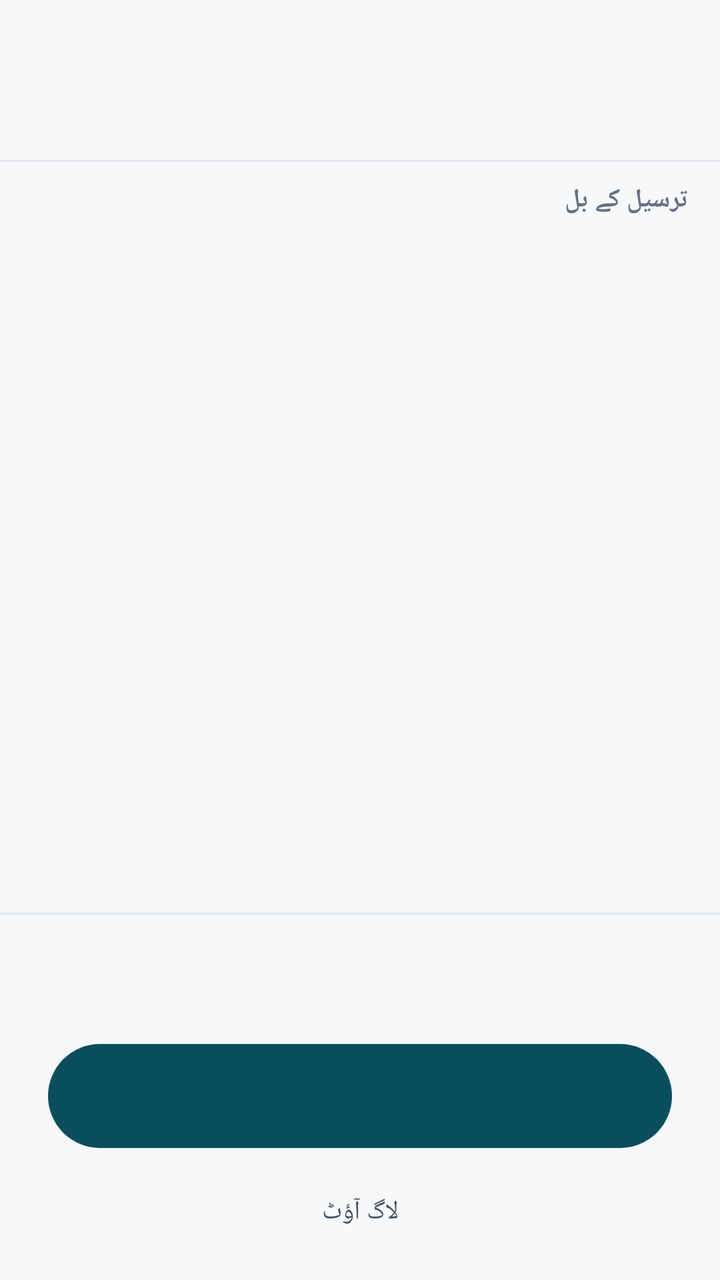
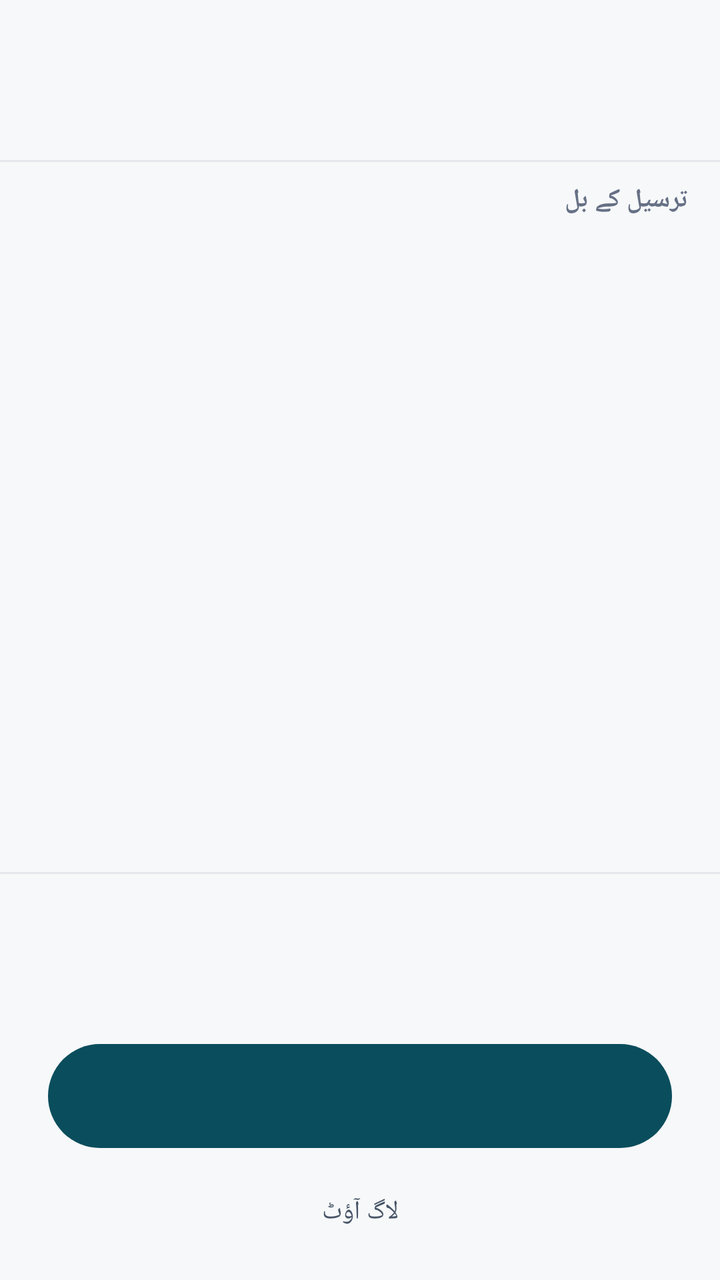

Before-and-after screenshots of an Android layout around one commit, followed by the original layout XML and the change that was made.
<!-- AndroidManifest.xml: application theme Theme.TaxNestRider -->
<!-- res/layout/activity_main.xml -->
<?xml version="1.0" encoding="utf-8"?>
<LinearLayout xmlns:android="http://schemas.android.com/apk/res/android"
    android:layout_width="match_parent"
    android:layout_height="match_parent"
    android:orientation="vertical"
    android:background="#F6F8F9">

    
    <LinearLayout
        android:layout_width="match_parent"
        android:layout_height="wrap_content"
        android:orientation="vertical"
        android:paddingStart="24dp"
        android:paddingEnd="24dp"
        android:paddingTop="18dp"
        android:paddingBottom="10dp">

        <TextView
            android:id="@+id/welcomeText"
            android:layout_width="match_parent"
            android:layout_height="wrap_content"
            android:textSize="20sp"
            android:textStyle="bold"
            android:textColor="#0A4D5C" />

        <TextView
            android:id="@+id/summaryText"
            android:layout_width="match_parent"
            android:layout_height="wrap_content"
            android:layout_marginTop="6dp"
            android:textSize="14sp"
            android:lineSpacingExtra="4dp"
            android:textColor="#344054" />

        
        <LinearLayout
            android:id="@+id/updateRow"
            android:layout_width="match_parent"
            android:layout_height="wrap_content"
            android:layout_marginTop="12dp"
            android:orientation="vertical"
            android:visibility="gone"
            android:background="#FEF3C7"
            android:padding="12dp">

            <TextView
                android:layout_width="match_parent"
                android:layout_height="wrap_content"
                android:text="@string/update_available"
                android:textColor="#92400E"
                android:textSize="13sp" />

            <Button
                android:id="@+id/updateBtn"
                android:layout_width="wrap_content"
                android:layout_height="40dp"
                android:layout_marginTop="6dp"
                android:text="@string/update_btn"
                android:textSize="13sp"
                android:textColor="#FFFFFF"
                android:backgroundTint="#B45309" />
        </LinearLayout>
    </LinearLayout>

    
    <View
        android:layout_width="match_parent"
        android:layout_height="1dp"
        android:background="#E4E7EC" />

    
    <ScrollView
        android:layout_width="match_parent"
        android:layout_height="0dp"
        android:layout_weight="1"
        android:fillViewport="true">

        <LinearLayout
            android:layout_width="match_parent"
            android:layout_height="wrap_content"
            android:orientation="vertical"
            android:paddingStart="16dp"
            android:paddingEnd="16dp"
            android:paddingTop="10dp"
            android:paddingBottom="10dp">

            
            <TextView
                android:id="@+id/deliveriesHeader"
                android:layout_width="match_parent"
                android:layout_height="wrap_content"
                android:text="@string/deliveries_section"
                android:textSize="13sp"
                android:textStyle="bold"
                android:textColor="#667085"
                android:textAllCaps="false"
                android:paddingBottom="6dp" />

            
            <TextView
                android:id="@+id/emptyDeliveriesText"
                android:layout_width="match_parent"
                android:layout_height="wrap_content"
                android:text="@string/no_deliveries"
                android:textSize="14sp"
                android:textColor="#98A2B3"
                android:gravity="center"
                android:paddingTop="20dp"
                android:paddingBottom="20dp"
                android:visibility="gone" />

            
            <LinearLayout
                android:id="@+id/deliveriesContainer"
                android:layout_width="match_parent"
                android:layout_height="wrap_content"
                android:orientation="vertical" />

        </LinearLayout>
    </ScrollView>

    
    <View
        android:layout_width="match_parent"
        android:layout_height="1dp"
        android:background="#E4E7EC" />

    
    <LinearLayout
        android:layout_width="match_parent"
        android:layout_height="wrap_content"
        android:orientation="vertical"
        android:paddingStart="24dp"
        android:paddingEnd="24dp"
        android:paddingTop="10dp"
        android:paddingBottom="12dp">

        <TextView
            android:id="@+id/statusText"
            android:layout_width="match_parent"
            android:layout_height="wrap_content"
            android:gravity="center"
            android:textSize="15sp"
            android:textStyle="bold"
            android:textColor="#344054" />

        <TextView
            android:id="@+id/pendingText"
            android:layout_width="match_parent"
            android:layout_height="wrap_content"
            android:layout_marginTop="2dp"
            android:gravity="center"
            android:textSize="12sp"
            android:textColor="#667085" />

        <Button
            android:id="@+id/dutyBtn"
            android:layout_width="match_parent"
            android:layout_height="60dp"
            android:layout_marginTop="12dp"
            android:textSize="18sp"
            android:textStyle="bold"
            android:textColor="#FFFFFF" />

        <Button
            android:id="@+id/logoutBtn"
            android:layout_width="match_parent"
            android:layout_height="44dp"
            android:layout_marginTop="6dp"
            android:text="@string/logout"
            android:textSize="13sp"
            android:textColor="#475467"
            style="?android:attr/borderlessButtonStyle" />
    </LinearLayout>

</LinearLayout>
<!-- resources referenced by this layout -->
<resources>
  <string name="deliveries_section">ترسیل کے بل</string>
  <string name="logout">لاگ آؤٹ</string>
  <string name="no_deliveries">کوئی بل ترسیل کے لیے نہیں ہے</string>
  <string name="update_available">نیا ورژن آ گیا ہے — اپ ڈیٹ کریں</string>
  <string name="update_btn">اپ ڈیٹ ڈاؤن لوڈ کریں</string>
  <style name="Theme.TaxNestRider" parent="Theme.Material3.Light.NoActionBar">
          <item name="colorPrimary">#0A4D5C</item>
          <item name="colorOnPrimary">#FFFFFF</item>
          <item name="colorSecondary">#E7BF3B</item>
          <item name="android:statusBarColor">#0A4D5C</item>
      </style>
</resources>

<!-- the commit's change to res/layout/activity_main.xml (unified diff, before → after) -->
@@ -153,6 +153,32 @@
             android:textSize="12sp"
             android:textColor="#667085" />
 
+        
+        <TextView
+            android:id="@+id/syncStatusText"
+            android:layout_width="match_parent"
+            android:layout_height="wrap_content"
+            android:layout_marginTop="4dp"
+            android:gravity="center"
+            android:textSize="12sp"
+            android:textStyle="bold"
+            android:textColor="#067647" />
+
+        
+        <TextView
+            android:id="@+id/batteryChip"
+            android:layout_width="match_parent"
+            android:layout_height="wrap_content"
+            android:layout_marginTop="8dp"
+            android:padding="10dp"
+            android:gravity="center"
+            android:text="@string/battery_chip"
+            android:textSize="12sp"
+            android:textStyle="bold"
+            android:textColor="#92400E"
+            android:background="#FEF3C7"
+            android:visibility="gone" />
+
         <Button
             android:id="@+id/dutyBtn"
             android:layout_width="match_parent"
<!-- resource entries referenced after the edit -->
@@ -1,5 +1,6 @@
 <!-- resources referenced by this layout -->
 <resources>
+  <string name="battery_chip">⚠ بیٹری سیٹنگ کی وجہ سے ٹریکنگ رک سکتی ہے — ٹھیک کرنے کے لیے ٹیپ کریں</string>
   <string name="deliveries_section">ترسیل کے بل</string>
   <string name="logout">لاگ آؤٹ</string>
   <string name="no_deliveries">کوئی بل ترسیل کے لیے نہیں ہے</string>
